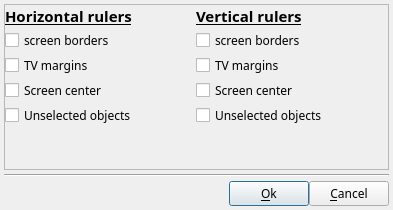
Before: the Qt Designer form src/ffDiaporama/DlgSlide/DlgRuler/DlgRulerDef.ui in boenki/ffdiaporama, drawn with Qt 5.
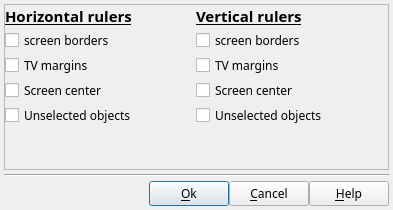
After: the same form once the commit is applied. Icons and pictures are not drawn.

Patch:
```diff
--- a/src/ffDiaporama/DlgSlide/DlgRuler/DlgRulerDef.ui
+++ b/src/ffDiaporama/DlgSlide/DlgRuler/DlgRulerDef.ui
@@ -307,6 +307,20 @@
        </property>
       </widget>
      </item>
+     <item>
+      <widget class="QPushButton" name="HelpBt">
+       <property name="toolTip">
+        <string>Show help about this dialogue box</string>
+       </property>
+       <property name="text">
+        <string>&amp;Help</string>
+       </property>
+       <property name="icon">
+        <iconset resource="../../../../RSCffDiaporama.qrc">
+         <normaloff>:/img/help.png</normaloff>:/img/help.png</iconset>
+       </property>
+      </widget>
+     </item>
     </layout>
    </item>
   </layout>
```
Left out of the diff: 42 changed lines with no effect on the pictures.
